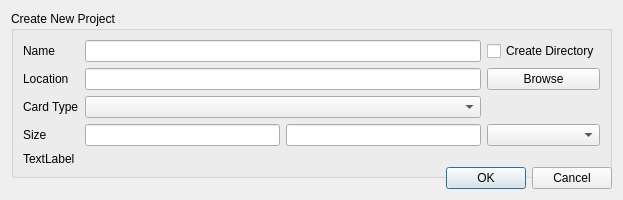
This is Src/dlgnewproject.ui in DomDumont/CartaGen as Qt 5 draws it before an edit. The edited form follows.
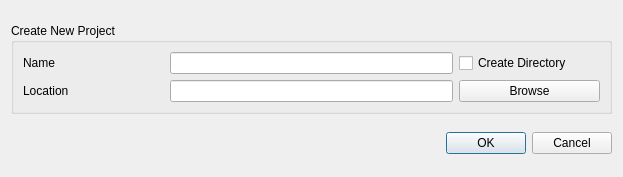
This is the edited form.

Commit message: First svg test + remove all size related stuff from the dialog project because why not having a multisize project ?

Patch:
```diff
--- a/Src/dlgnewproject.ui
+++ b/Src/dlgnewproject.ui
@@ -7,7 +7,7 @@
     <x>0</x>
     <y>0</y>
     <width>623</width>
-    <height>200</height>
+    <height>177</height>
    </rect>
   </property>
   <property name="sizePolicy">
@@ -53,13 +53,6 @@
       <property name="sizeConstraint">
        <enum>QLayout::SetMinimumSize</enum>
       </property>
-      <item row="2" column="0">
-       <widget class="QLabel" name="label_3">
-        <property name="text">
-         <string>Card Type</string>
-        </property>
-       </widget>
-      </item>
       <item row="0" column="0">
        <widget class="QLabel" name="label">
         <property name="text">
@@ -88,38 +81,12 @@
         </property>
        </widget>
       </item>
-      <item row="3" column="3">
-       <widget class="QComboBox" name="comboBox"/>
-      </item>
-      <item row="3" column="0">
-       <widget class="QLabel" name="label_5">
-        <property name="text">
-         <string>Size</string>
-        </property>
-       </widget>
-      </item>
       <item row="1" column="1" colspan="2">
        <widget class="QLineEdit" name="lineEditLocation"/>
       </item>
-      <item row="3" column="1">
-       <widget class="QLineEdit" name="lineEditWidth"/>
-      </item>
       <item row="0" column="1" colspan="2">
        <widget class="QLineEdit" name="lineEditName"/>
       </item>
-      <item row="2" column="1" colspan="2">
-       <widget class="QComboBox" name="comboBoxCardType"/>
-      </item>
-      <item row="3" column="2">
-       <widget class="QLineEdit" name="lineEditHeight"/>
-      </item>
-      <item row="4" column="0">
-       <widget class="QLabel" name="label_4">
-        <property name="text">
-         <string>TextLabel</string>
-        </property>
-       </widget>
-      </item>
      </layout>
     </widget>
    </item>
```
The commit also changes 7 other files.
